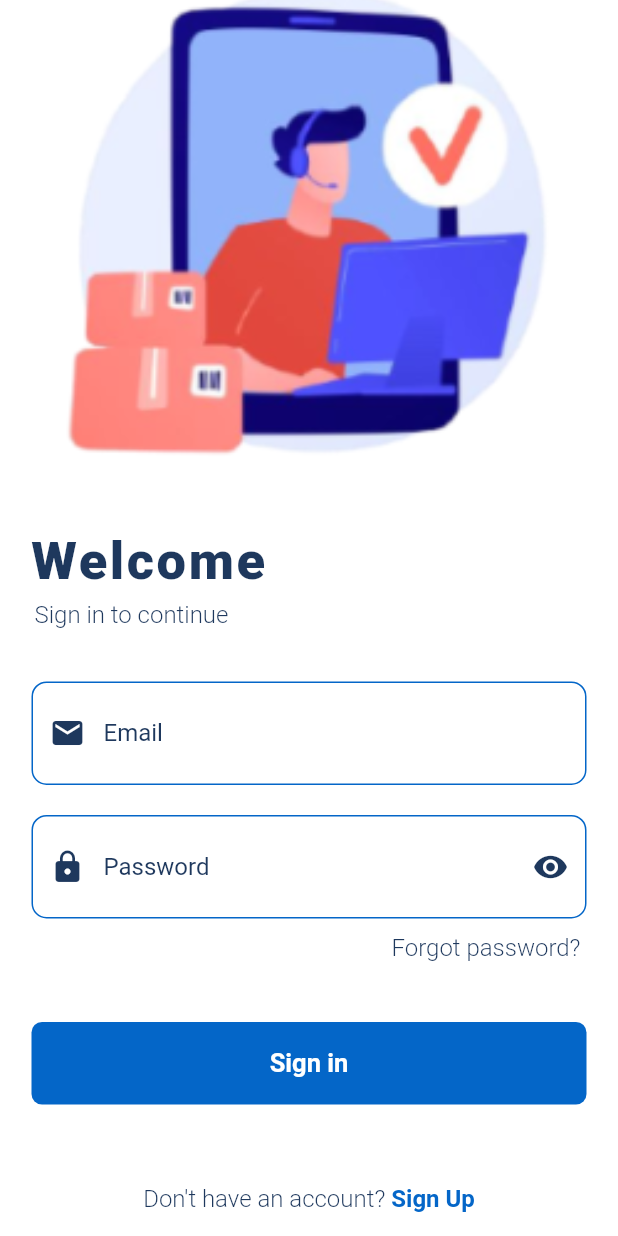
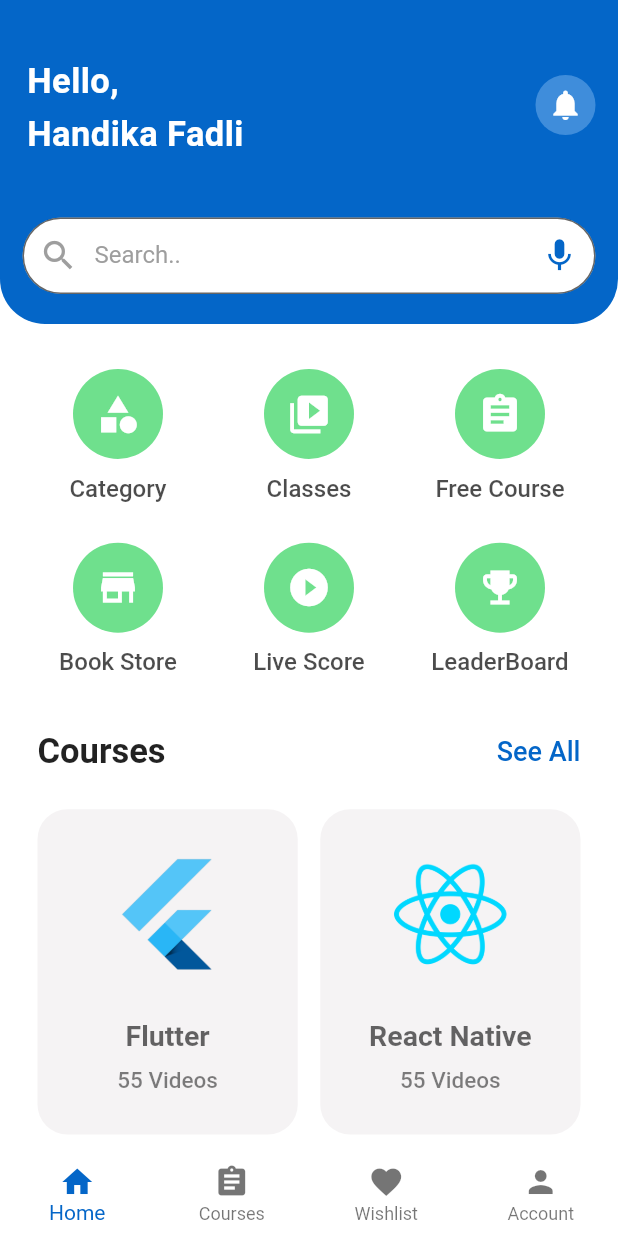
Before and after one commit to handikaFadli/UAS_Mobile_Programming_20210120064, a Flutter app: the screen it shows after launch, after a tap on "Sign in", on a phone screen of 412 x 824 dp. Run offline on Flutter 3.47's test engine with Material 2 defaults, Android fonts, the phone set to English and light mode, and no system bars; our stand-ins replace flutter_svg; Roboto replaces fonts that are missing (SF-Pro-Text).

Commit message:
menambahkan home screen

```diff
--- a/analysis_options.yaml
+++ b/analysis_options.yaml
@@ -7,7 +7,7 @@
 
 # The following line activates a set of recommended lints for Flutter apps,
 # packages, and plugins designed to encourage good coding practices.
-include: package:flutter_lints/flutter.yaml
+# include: package:flutter_lints/flutter.yaml
 
 linter:
   # The lint rules applied to this project can be customized in the
@@ -24,6 +24,5 @@ linter:
   rules:
     # avoid_print: false  # Uncomment to disable the `avoid_print` rule
     # prefer_single_quotes: true  # Uncomment to enable the `prefer_single_quotes` rule
-
 # Additional information about this file can be found at
 # https://dart.dev/guides/language/analysis-options
--- a/lib/pallete.dart
+++ b/lib/pallete.dart
@@ -9,4 +9,6 @@ class Pallete {
   static const Color gradient3 = Color.fromRGBO(255, 159, 124, 1);
   static const Color borderColor = Color.fromRGBO(52, 51, 67, 1);
   static const Color whiteColor = Colors.white;
+  static const Color grey = Color.fromRGBO(245, 243, 244, 1);
+  static const Color lightGrey = Color.fromRGBO(63, 141, 219, 1);
 }
--- /dev/null
+++ b/lib/screens/course_screen.dart
@@ -0,0 +1,75 @@
+import 'package:flutter/material.dart';
+import 'package:uas_20210120064/pallete.dart';
+
+// ignore: must_be_immutable
+class CourseScreen extends StatefulWidget {
+  final String img;
+  const CourseScreen({
+    Key? key,
+    required this.img,
+  }) : super(key: key);
+
+  @override
+  _CourseScreenState createState() => _CourseScreenState();
+}
+
+class _CourseScreenState extends State<CourseScreen> {
+  @override
+  Widget build(BuildContext context) {
+    return Scaffold(
+      appBar: AppBar(
+        foregroundColor: Pallete.whiteColor,
+        backgroundColor: Pallete.blue,
+        elevation: 0,
+        centerTitle: true,
+        title: Text(
+          widget.img,
+          style: TextStyle(
+            fontWeight: FontWeight.bold,
+            letterSpacing: 0.5,
+          ),
+        ),
+        actions: [
+          Padding(
+            padding: EdgeInsets.only(right: 10),
+            child: Icon(
+              Icons.notifications,
+              size: 28,
+              color: Pallete.blue,
+            ),
+          ),
+        ],
+      ),
+      body: Padding(
+        padding: EdgeInsets.symmetric(vertical: 10, horizontal: 20),
+        child: ListView(
+          children: [
+            Container(
+              padding: EdgeInsets.all(5),
+              width: MediaQuery.of(context).size.width,
+              height: 200,
+              decoration: BoxDecoration(
+                borderRadius: BorderRadius.circular(20),
+                color: Pallete.whiteColor,
+                image: DecorationImage(
+                  image: AssetImage('assets/images/${widget.img}.png'),
+                ),
+              ),
+              child: Center(
+                child: Container(
+                  padding: EdgeInsets.all(10),
+                  decoration: BoxDecoration(
+                    color: Pallete.whiteColor,
+                    image: DecorationImage(
+                      image: AssetImage("assets/images/${widget.img}.png"),
+                    ),
+                  ),
+                ),
+              ),
+            ),
+          ],
+        ),
+      ),
+    );
+  }
+}
--- /dev/null
+++ b/lib/screens/home_screen.dart
@@ -0,0 +1,303 @@
+import 'package:flutter/material.dart';
+import 'package:uas_20210120064/pallete.dart';
+import 'package:uas_20210120064/screens/course_screen.dart';
+import 'package:uas_20210120064/widgets/circle_button.dart';
+import 'package:uas_20210120064/widgets/search_field.dart';
+
+// ignore: must_be_immutable
+class HomeScreen extends StatelessWidget {
+  HomeScreen({Key? key}) : super(key: key);
+
+  List categoryNames = [
+    "Category",
+    'Classes',
+    'Free Course',
+    'Book Store',
+    'Live Score',
+    'LeaderBoard',
+  ];
+
+  List<Color> categoryColors = [
+    Color(0xFF6FE08D),
+    Color(0xFF6FE08D),
+    Color(0xFF6FE08D),
+    Color(0xFF6FE08D),
+    Color(0xFF6FE08D),
+    Color(0xFF6FE08D),
+  ];
+
+  List<Icon> categoryIcons = [
+    Icon(
+      Icons.category,
+      color: Pallete.whiteColor,
+      size: 30,
+    ),
+    Icon(
+      Icons.video_library,
+      color: Pallete.whiteColor,
+      size: 30,
+    ),
+    Icon(
+      Icons.assignment,
+      color: Pallete.whiteColor,
+      size: 30,
+    ),
+    Icon(
+      Icons.store,
+      color: Pallete.whiteColor,
+      size: 30,
+    ),
+    Icon(
+      Icons.play_circle_fill,
+      color: Pallete.whiteColor,
+      size: 30,
+    ),
+    Icon(
+      Icons.emoji_events,
+      color: Pallete.whiteColor,
+      size: 30,
+    ),
+  ];
+
+  List imgList = [
+    'Flutter',
+    'React Native',
+    'Python',
+    'C#',
+  ];
+
+  @override
+  Widget build(BuildContext context) {
+    return Scaffold(
+      body: ListView(
+        children: [
+          Container(
+            padding: EdgeInsets.only(top: 15, left: 15, right: 15, bottom: 10),
+            decoration: BoxDecoration(
+              color: Pallete.blue,
+              borderRadius: BorderRadius.only(
+                bottomLeft: Radius.circular(30),
+                bottomRight: Radius.circular(30),
+              ),
+            ),
+            child: Column(
+              crossAxisAlignment: CrossAxisAlignment.start,
+              children: [
+                Row(
+                  mainAxisAlignment: MainAxisAlignment.spaceBetween,
+                  children: [
+                    Padding(
+                      padding: EdgeInsets.only(left: 3, top: 20, bottom: 20),
+                      child: Text(
+                        "Hello,\nHandika Fadli",
+                        style: TextStyle(
+                          fontSize: 23,
+                          height: 1.5,
+                          fontWeight: FontWeight.w600,
+                          letterSpacing: 0.3,
+                          // wordSpacing: 2,
+                          color: Pallete.whiteColor,
+                        ),
+                      ),
+                    ),
+                    CircleButton(
+                      icon: Icons.notifications,
+                      onPressed: () {},
+                    )
+                  ],
+                ),
+                SizedBox(height: 20),
+                SearchTextField(),
+                SizedBox(height: 10),
+              ],
+            ),
+          ),
+          Padding(
+            padding: EdgeInsets.only(top: 30, left: 15, right: 15),
+            child: Column(
+              children: [
+                GridView.builder(
+                  itemCount: categoryNames.length,
+                  shrinkWrap: true,
+                  physics: NeverScrollableScrollPhysics(),
+                  gridDelegate: SliverGridDelegateWithFixedCrossAxisCount(
+                    crossAxisCount: 3,
+                    childAspectRatio: 1.1,
+                  ),
+                  itemBuilder: (context, index) {
+                    return Column(
+                      children: [
+                        Container(
+                          height: 60,
+                          width: 60,
+                          decoration: BoxDecoration(
+                            color: categoryColors[index],
+                            shape: BoxShape.circle,
+                          ),
+                          child: Center(
+                            child: categoryIcons[index],
+                          ),
+                        ),
+                        SizedBox(height: 10),
+                        Text(
+                          categoryNames[index],
+                          style: TextStyle(
+                            fontSize: 16,
+                            fontWeight: FontWeight.w500,
+                            color: Colors.black.withOpacity(0.7),
+                          ),
+                        ),
+                      ],
+                    );
+                  },
+                ),
+                Row(
+                  mainAxisAlignment: MainAxisAlignment.spaceBetween,
+                  children: [
+                    Padding(
+                      padding: const EdgeInsets.only(top: 10, left: 10),
+                      child: Text(
+                        "Courses",
+                        style: TextStyle(
+                          fontSize: 23,
+                          fontWeight: FontWeight.w600,
+                        ),
+                      ),
+                    ),
+                    Padding(
+                      padding: const EdgeInsets.only(top: 10, right: 10),
+                      child: Text(
+                        "See All",
+                        style: TextStyle(
+                          fontSize: 18,
+                          fontWeight: FontWeight.w500,
+                          color: Pallete.blue,
+                        ),
+                      ),
+                    ),
+                  ],
+                ),
+                SizedBox(height: 25),
+                GridView.builder(
+                  itemCount: imgList.length,
+                  padding: const EdgeInsets.symmetric(horizontal: 10),
+                  shrinkWrap: true,
+                  physics: NeverScrollableScrollPhysics(),
+                  gridDelegate: SliverGridDelegateWithFixedCrossAxisCount(
+                    crossAxisCount: 2,
+                    crossAxisSpacing: 15,
+                    mainAxisSpacing: 20,
+                    childAspectRatio: 0.8,
+                  ),
+                  itemBuilder: (context, index) {
+                    return InkWell(
+                      onTap: () {
+                        Navigator.push(
+                          context,
+                          MaterialPageRoute(
+                            builder: (context) => CourseScreen(
+                              img: imgList[index],
+                            ),
+                          ),
+                        );
+                      },
+                      child: Container(
+                        decoration: BoxDecoration(
+                          borderRadius: BorderRadius.circular(20),
+                          color: Pallete.grey,
+                        ),
+                        child: Column(
+                          children: [
+                            Padding(
+                              padding: EdgeInsets.only(top: 30, bottom: 20),
+                              child: Image.asset(
+                                "assets/images/${imgList[index]}.png",
+                                width: 80,
+                                height: 80,
+                              ),
+                            ),
+                            SizedBox(height: 10),
+                            Text(
+                              imgList[index],
+                              style: TextStyle(
+                                fontSize: 19,
+                                fontWeight: FontWeight.w600,
+                                color: Colors.black.withOpacity(0.6),
+                              ),
+                            ),
+                            SizedBox(height: 10),
+                            Text(
+                              "55 Videos",
+                              style: TextStyle(
+                                fontSize: 15,
+                                fontWeight: FontWeight.w500,
+                                color: Colors.black.withOpacity(0.5),
+                              ),
+                            ),
+                          ],
+                        ),
+                      ),
+                    );
+                  },
+                ),
+                SizedBox(height: 40),
+              ],
+            ),
+          )
+        ],
+      ),
+      bottomNavigationBar: BottomNavigationBar(
+        type: BottomNavigationBarType.fixed,
+        backgroundColor: Pallete.whiteColor,
+        selectedItemColor: Pallete.blue,
+        elevation: 0,
+        items: [
+          BottomNavigationBarItem(
+            icon: Icon(
+              Icons.home,
+              weight: 24.0,
+            ),
+            activeIcon: Icon(
+              Icons.home,
+              weight: 24.0,
+            ),
+            label: 'Home',
+          ),
+          BottomNavigationBarItem(
+            icon: Icon(
+              Icons.assignment,
+              weight: 24.0,
+            ),
+            activeIcon: Icon(
+              Icons.assignment,
+              weight: 24.0,
+            ),
+            label: 'Courses',
+          ),
+          BottomNavigationBarItem(
+            icon: Icon(
+              Icons.favorite,
+              weight: 24.0,
+            ),
+            activeIcon: Icon(
+              Icons.favorite,
+              weight: 24.0,
+            ),
+            label: 'Wishlist',
+          ),
+          BottomNavigationBarItem(
+            icon: Icon(
+              Icons.person,
+              weight: 24.0,
+            ),
+            activeIcon: Icon(
+              Icons.person,
+              weight: 24.0,
+            ),
+            label: 'Account',
+          ),
+        ],
+      ),
+    );
+  }
+}
--- /dev/null
+++ b/lib/widgets/circle_button.dart
@@ -0,0 +1,28 @@
+import 'package:flutter/material.dart';
+import 'package:uas_20210120064/pallete.dart';
+
+class CircleButton extends StatelessWidget {
+  final IconData icon;
+  final GestureTapCallback onPressed;
+  const CircleButton({Key? key, required this.icon, required this.onPressed})
+      : super(key: key);
+
+  @override
+  Widget build(BuildContext context) {
+    return Container(
+      height: 40,
+      width: 40,
+      decoration: const BoxDecoration(
+        shape: BoxShape.circle,
+        color: Pallete.lightGrey,
+      ),
+      child: Padding(
+        padding: const EdgeInsets.all(8.0),
+        child: Icon(
+          icon,
+          color: Pallete.whiteColor,
+        ),
+      ),
+    );
+  }
+}
--- a/lib/widgets/login_button.dart
+++ b/lib/widgets/login_button.dart
@@ -1,5 +1,7 @@
 import 'package:flutter/material.dart';
 import 'package:uas_20210120064/pallete.dart';
+
+import '../screens/home_screen.dart';
 
 class ButtonLogin extends StatelessWidget {
   const ButtonLogin({Key? key}) : super(key: key);
@@ -12,7 +14,13 @@ class ButtonLogin extends StatelessWidget {
         borderRadius: BorderRadius.circular(7),
       ),
       child: ElevatedButton(
-        onPressed: () {},
+        onPressed: () {
+          Navigator.push(
+              context,
+              MaterialPageRoute(
+                builder: (context) => HomeScreen(),
+              ));
+        },
         style: ElevatedButton.styleFrom(
           fixedSize: const Size(370, 55),
           backgroundColor: Colors.transparent,
--- /dev/null
+++ b/lib/widgets/search_field.dart
@@ -0,0 +1,36 @@
+import 'package:flutter/material.dart';
+import 'package:uas_20210120064/pallete.dart';
+
+class SearchTextField extends StatelessWidget {
+  const SearchTextField({
+    Key? key,
+  }) : super(key: key);
+
+  @override
+  Widget build(BuildContext context) {
+    return TextFormField(
+      decoration: InputDecoration(
+        prefixIcon: const Icon(
+          Icons.search,
+          color: Colors.grey,
+          size: 26,
+        ),
+        suffixIcon: const Icon(
+          Icons.mic,
+          color: Pallete.blue,
+          size: 26,
+        ),
+        // helperText: "Search your topic",
+        floatingLabelBehavior: FloatingLabelBehavior.never,
+        labelText: "Search..",
+        labelStyle: const TextStyle(color: Colors.grey),
+        filled: true,
+        fillColor: Colors.white,
+        border: OutlineInputBorder(
+          borderRadius: BorderRadius.circular(40),
+        ),
+        isDense: true,
+      ),
+    );
+  }
+}
```
Also changed, not shown: assets/images/C#.png (added), assets/images/Flutter.png (added), assets/images/Python.png (added), assets/images/React Native.png (added), assets/images/books.png (added).
